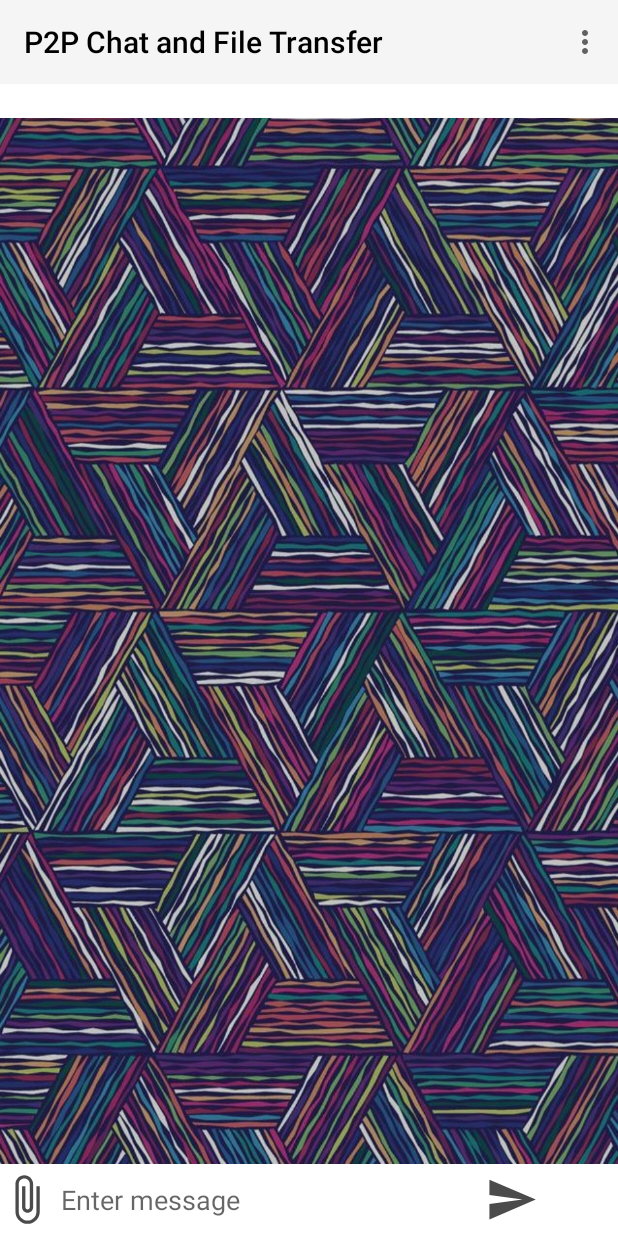
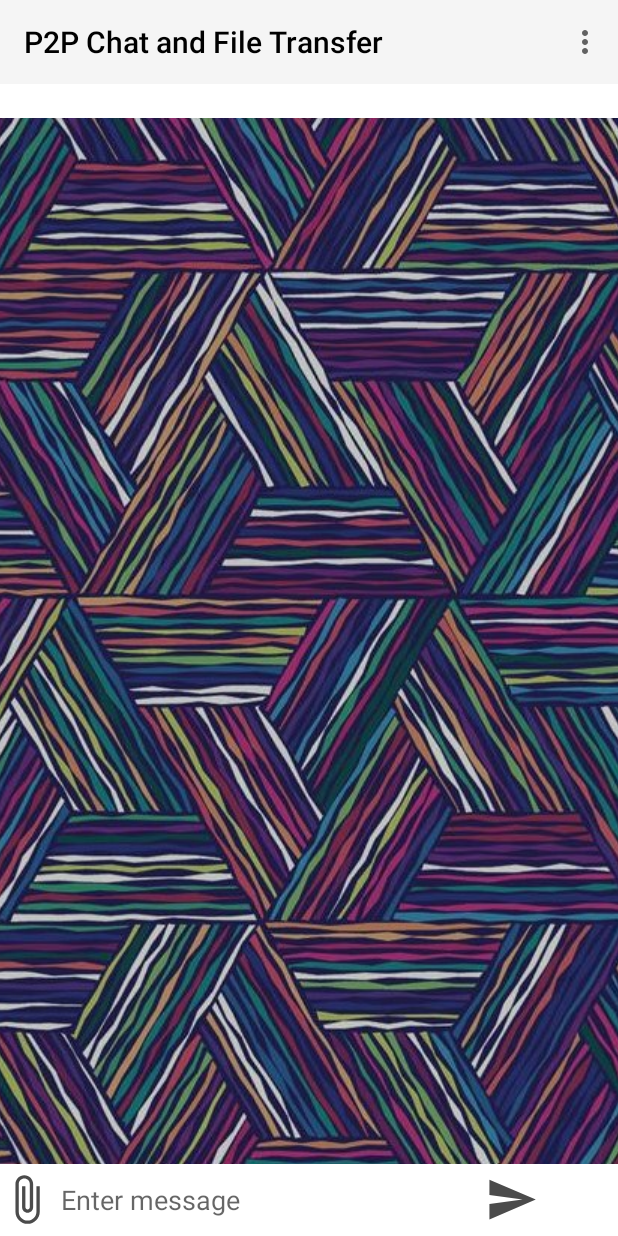
Before and after one commit to mfirozahmed/P2P-Chat-and-File-Transfer, an Android app: the activity_client_chat screen opened directly, with no data from a screen before it, on a phone screen of 412 x 824 dp. Run offline under Robolectric (Android 15) with nearby library versions, the phone set to English and light mode, and no system bars; libraries missing offline, so code that uses them is left out: com.flask.colorpicker.

Commit message:
Updated
Bug fixed of background color changing

```diff
--- a/app/src/main/java/com/example/p2pchatandfiletransfer/ServerChat.java
+++ b/app/src/main/java/com/example/p2pchatandfiletransfer/ServerChat.java
@@ -10,6 +10,7 @@ import android.os.AsyncTask;
 import android.util.Log;
 import android.widget.ListView;
 import android.widget.TextView;
+import android.widget.Toast;
 
 import java.io.BufferedReader;
 import java.io.File;
@@ -133,6 +134,8 @@ public class ServerChat extends Thread {
                 LayerDrawable layerDrawable = (LayerDrawable) message_List.getBackground();
                 GradientDrawable gradientDrawable = (GradientDrawable) layerDrawable.findDrawableByLayerId(R.id.shapeColor);
                 gradientDrawable.setColor(Color.parseColor("#" + result));
+
+                Toast.makeText(context, "Changed Background Color", Toast.LENGTH_SHORT).show();
             }
         }
     }
--- a/app/src/main/java/com/example/p2pchatandfiletransfer/activity_client_chat.java
+++ b/app/src/main/java/com/example/p2pchatandfiletransfer/activity_client_chat.java
@@ -138,26 +138,27 @@ public class activity_client_chat extends AppCompatActivity {
     public boolean onOptionsItemSelected(MenuItem item) {
         // Handle change background
         switch (item.getItemId()) {
-            case R.id.action_settings: {
+            case R.id.save_message: {
+                Toast.makeText(this, "Message saved ", Toast.LENGTH_SHORT).show();
+                return true;
+            }
+            case R.id.change_background: {
                 final Context context = activity_client_chat.this;
                 ColorPickerDialogBuilder
                         .with(context)
-                        .setTitle("Choose a color")
+                        .setTitle("Choose color")
                         .initialColor(0xffffffff)
                         .wheelType(ColorPickerView.WHEEL_TYPE.FLOWER)
                         .density(12)
                         .setOnColorSelectedListener(selectedColor -> {
                         })
-                        .setPositiveButton("Ok", (dialog, selectedColor, allColors) -> {
-
+                        .setPositiveButton("ok", (dialog, selectedColor, allColors) -> {
                             changeBackgroundColor(selectedColor);
-
                             User user = new User("2:" + Integer.toHexString(selectedColor));
                             user.execute();
-
                             Log.d("ColorPicker", "onColorChanged: 0x" + Integer.toHexString(selectedColor));
                         })
-                        .setNegativeButton("Cancel", (dialog, which) -> {
+                        .setNegativeButton("cancel", (dialog, which) -> {
                         })
                         .build()
                         .show();
@@ -196,8 +197,13 @@ public class activity_client_chat extends AppCompatActivity {
 
     public final void changeBackgroundColor(Integer selectedColor) {
         LayerDrawable layerDrawable = (LayerDrawable) messageList.getBackground();
+
+        Log.d(TAG, "BG color: got");
+
         GradientDrawable gradientDrawable = (GradientDrawable) layerDrawable.findDrawableByLayerId(R.id.shapeColor);
         gradientDrawable.setColor(selectedColor);
+
+        Toast.makeText(this, "Background Color changed", Toast.LENGTH_SHORT).show();
     }
 
     @SuppressLint("StaticFieldLeak")
--- a/app/src/main/res/layout/activity_chatbox.xml
+++ b/app/src/main/res/layout/activity_chatbox.xml
@@ -35,7 +35,7 @@
         android:id="@+id/messageList"
         android:layout_width="match_parent"
         android:layout_height="0dp"
-        android:background="@drawable/back_main"
+        android:background="@drawable/background"
         app:layout_constraintBottom_toTopOf="@+id/layout_chatbox"
         app:layout_constraintLeft_toLeftOf="parent"
         app:layout_constraintRight_toRightOf="parent"
--- a/app/src/main/res/layout/messagelist.xml
+++ b/app/src/main/res/layout/messagelist.xml
@@ -3,6 +3,7 @@
     android:orientation="vertical"
     android:layout_width="match_parent"
     android:layout_height="match_parent"
+    android:id="@+id/scrollPortion"
     >
 
     <RelativeLayout
@@ -38,5 +39,7 @@
             android:padding="13dp"
             android:layout_marginStart="5dp"
             android:layout_marginTop="3dp" />
+
     </RelativeLayout>
+
 </ScrollView>
--- a/app/src/main/res/menu/menu_main.xml
+++ b/app/src/main/res/menu/menu_main.xml
@@ -2,12 +2,13 @@
 <menu xmlns:android="http://schemas.android.com/apk/res/android"
     xmlns:app="http://schemas.android.com/apk/res-auto">
     <item
-        android:id="@+id/action_settings"
+        android:id="@+id/change_background"
         android:title="Change Background Color"
-        app:showAsAction="never"></item>
+        app:showAsAction="never"/>
 
     <item
         android:id="@+id/save_message"
         android:title="Save"
-        app:showAsAction="never"></item>
+        app:showAsAction="never"/>
+
 </menu>
```
Also changed, not shown: app/src/main/res/images/1.png (deleted), app/src/main/res/images/2.png (deleted), app/src/main/res/images/3.png (deleted), app/src/main/res/images/4.png (deleted).
